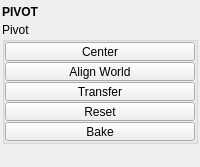
First picture: the form in tentacle/ui/pivot.ui, repository m3trik/tentacle, before the edit.
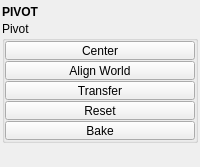
Second picture: the form after the edit. Custom widgets are drawn as their Qt base class.

The edit to the form file:
```diff
--- a/tentacle/ui/pivot.ui
+++ b/tentacle/ui/pivot.ui
@@ -55,7 +55,7 @@
         <property name="minimumSize">
          <size>
           <width>0</width>
-          <height>20</height>
+          <height>19</height>
          </size>
         </property>
         <property name="font">
@@ -272,13 +272,13 @@
         <property name="minimumSize">
          <size>
           <width>0</width>
-          <height>20</height>
+          <height>19</height>
          </size>
         </property>
         <property name="maximumSize">
          <size>
           <width>16777215</width>
-          <height>20</height>
+          <height>19</height>
          </size>
         </property>
        </widget>
```
